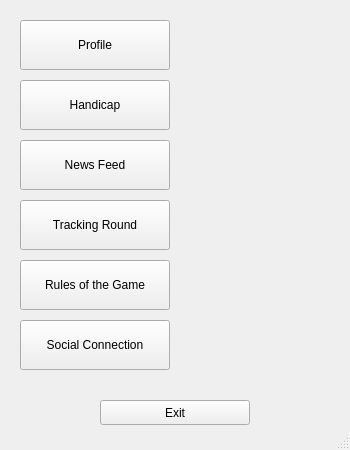
Before: the Qt Designer form GolfApp/mainwindow.ui in drober23/CS340-GolfApp, drawn with Qt 5.
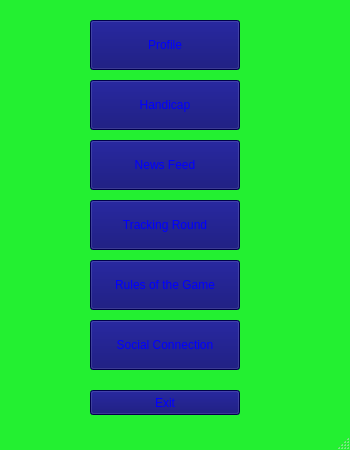
After: the same form once the commit is applied.

Diff of the .ui file:
```diff
--- a/GolfApp/mainwindow.ui
+++ b/GolfApp/mainwindow.ui
@@ -10,6 +10,151 @@
     <height>450</height>
    </rect>
   </property>
+  <property name="palette">
+   <palette>
+    <active>
+     <colorrole role="WindowText">
+      <brush brushstyle="SolidPattern">
+       <color alpha="255">
+        <red>0</red>
+        <green>0</green>
+        <blue>255</blue>
+       </color>
+      </brush>
+     </colorrole>
+     <colorrole role="Button">
+      <brush brushstyle="SolidPattern">
+       <color alpha="255">
+        <red>255</red>
+        <green>0</green>
+        <blue>0</blue>
+       </color>
+      </brush>
+     </colorrole>
+     <colorrole role="Text">
+      <brush brushstyle="SolidPattern">
+       <color alpha="255">
+        <red>0</red>
+        <green>0</green>
+        <blue>255</blue>
+       </color>
+      </brush>
+     </colorrole>
+     <colorrole role="Base">
+      <brush brushstyle="SolidPattern">
+       <color alpha="255">
+        <red>255</red>
+        <green>255</green>
+        <blue>255</blue>
+       </color>
+      </brush>
+     </colorrole>
+     <colorrole role="Window">
+      <brush brushstyle="SolidPattern">
+       <color alpha="255">
+        <red>35</red>
+        <green>240</green>
+        <blue>49</blue>
+       </color>
+      </brush>
+     </colorrole>
+    </active>
+    <inactive>
+     <colorrole role="WindowText">
+      <brush brushstyle="SolidPattern">
+       <color alpha="255">
+        <red>0</red>
+        <green>0</green>
+        <blue>255</blue>
+       </color>
+      </brush>
+     </colorrole>
+     <colorrole role="Button">
+      <brush brushstyle="SolidPattern">
+       <color alpha="255">
+        <red>255</red>
+        <green>0</green>
+        <blue>0</blue>
+       </color>
+      </brush>
+     </colorrole>
+     <colorrole role="Text">
+      <brush brushstyle="SolidPattern">
+       <color alpha="255">
+        <red>0</red>
+        <green>0</green>
+        <blue>255</blue>
+       </color>
+      </brush>
+     </colorrole>
+     <colorrole role="Base">
+      <brush brushstyle="SolidPattern">
+       <color alpha="255">
+        <red>255</red>
+        <green>255</green>
+        <blue>255</blue>
+       </color>
+      </brush>
+     </colorrole>
+     <colorrole role="Window">
+      <brush brushstyle="SolidPattern">
+       <color alpha="255">
+        <red>35</red>
+        <green>240</green>
+        <blue>49</blue>
+       </color>
+      </brush>
+     </colorrole>
+    </inactive>
+    <disabled>
+     <colorrole role="WindowText">
+      <brush brushstyle="SolidPattern">
+       <color alpha="255">
+        <red>120</red>
+        <green>120</green>
+        <blue>120</blue>
+       </color>
+      </brush>
+     </colorrole>
+     <colorrole role="Button">
+      <brush brushstyle="SolidPattern">
+       <color alpha="255">
+        <red>255</red>
+        <green>0</green>
+        <blue>0</blue>
+       </color>
+      </brush>
+     </colorrole>
+     <colorrole role="Text">
+      <brush brushstyle="SolidPattern">
+       <color alpha="255">
+        <red>120</red>
+        <green>120</green>
+        <blue>120</blue>
+       </color>
+      </brush>
+     </colorrole>
+     <colorrole role="Base">
+      <brush brushstyle="SolidPattern">
+       <color alpha="255">
+        <red>35</red>
+        <green>240</green>
+        <blue>49</blue>
+       </color>
+      </brush>
+     </colorrole>
+     <colorrole role="Window">
+      <brush brushstyle="SolidPattern">
+       <color alpha="255">
+        <red>35</red>
+        <green>240</green>
+        <blue>49</blue>
+       </color>
+      </brush>
+     </colorrole>
+    </disabled>
+   </palette>
+  </property>
   <property name="windowTitle">
    <string>GolfApp</string>
   </property>
@@ -17,12 +162,26 @@
    <widget class="QPushButton" name="exitButton">
     <property name="geometry">
      <rect>
-      <x>100</x>
-      <y>400</y>
+      <x>90</x>
+      <y>390</y>
       <width>150</width>
       <height>25</height>
      </rect>
     </property>
+    <property name="styleSheet">
+     <string notr="true">color: rgb(0, 0, 255);
+selection-background-color: rgb(255, 255, 255);
+selection-color: rgb(0, 170, 255);
+gridline-color: rgb(255, 255, 255);
+border-left-color: rgb(255, 0, 0);
+border-bottom-color: rgb(255, 0, 0);
+border-right-color: rgb(255, 0, 0);
+border-top-color: rgb(255, 0, 0);
+border-color: rgb(255, 0, 0);
+alternate-background-color: rgb(0, 0, 94);
+background-color: rgb(0, 0, 106);
+font: 12pt &quot;Comic Sans MS&quot;;</string>
+    </property>
     <property name="text">
      <string>Exit</string>
     </property>
@@ -30,17 +189,420 @@
    <widget class="QPushButton" name="Profile_Button">
     <property name="geometry">
      <rect>
-      <x>20</x>
+      <x>90</x>
       <y>20</y>
       <width>150</width>
       <height>50</height>
      </rect>
     </property>
+    <property name="palette">
+     <palette>
+      <active>
+       <colorrole role="WindowText">
+        <brush brushstyle="SolidPattern">
+         <color alpha="255">
+          <red>0</red>
+          <green>0</green>
+          <blue>255</blue>
+         </color>
+        </brush>
+       </colorrole>
+       <colorrole role="Button">
+        <brush brushstyle="SolidPattern">
+         <color alpha="255">
+          <red>0</red>
+          <green>0</green>
+          <blue>106</blue>
+         </color>
+        </brush>
+       </colorrole>
+       <colorrole role="Light">
+        <brush brushstyle="SolidPattern">
+         <color alpha="255">
+          <red>85</red>
+          <green>0</green>
+          <blue>127</blue>
+         </color>
+        </brush>
+       </colorrole>
+       <colorrole role="Midlight">
+        <brush brushstyle="SolidPattern">
+         <color alpha="255">
+          <red>85</red>
+          <green>85</green>
+          <blue>255</blue>
+         </color>
+        </brush>
+       </colorrole>
+       <colorrole role="Dark">
+        <brush brushstyle="SolidPattern">
+         <color alpha="255">
+          <red>255</red>
+          <green>0</green>
+          <blue>127</blue>
+         </color>
+        </brush>
+       </colorrole>
+       <colorrole role="Mid">
+        <brush brushstyle="SolidPattern">
+         <color alpha="255">
+          <red>0</red>
+          <green>255</green>
+          <blue>255</blue>
+         </color>
+        </brush>
+       </colorrole>
+       <colorrole role="Text">
+        <brush brushstyle="SolidPattern">
+         <color alpha="255">
+          <red>0</red>
+          <green>0</green>
+          <blue>255</blue>
+         </color>
+        </brush>
+       </colorrole>
+       <colorrole role="ButtonText">
+        <brush brushstyle="SolidPattern">
+         <color alpha="255">
+          <red>0</red>
+          <green>0</green>
+          <blue>255</blue>
+         </color>
+        </brush>
+       </colorrole>
+       <colorrole role="Base">
+        <brush brushstyle="SolidPattern">
+         <color alpha="255">
+          <red>0</red>
+          <green>0</green>
+          <blue>106</blue>
+         </color>
+        </brush>
+       </colorrole>
+       <colorrole role="Window">
+        <brush brushstyle="SolidPattern">
+         <color alpha="255">
+          <red>0</red>
+          <green>0</green>
+          <blue>106</blue>
+         </color>
+        </brush>
+       </colorrole>
+       <colorrole role="Shadow">
+        <brush brushstyle="SolidPattern">
+         <color alpha="255">
+          <red>69</red>
+          <green>148</green>
+          <blue>143</blue>
+         </color>
+        </brush>
+       </colorrole>
+       <colorrole role="Highlight">
+        <brush brushstyle="SolidPattern">
+         <color alpha="255">
+          <red>255</red>
+          <green>255</green>
+          <blue>255</blue>
+         </color>
+        </brush>
+       </colorrole>
+       <colorrole role="HighlightedText">
+        <brush brushstyle="SolidPattern">
+         <color alpha="255">
+          <red>0</red>
+          <green>170</green>
+          <blue>255</blue>
+         </color>
+        </brush>
+       </colorrole>
+       <colorrole role="AlternateBase">
+        <brush brushstyle="SolidPattern">
+         <color alpha="255">
+          <red>0</red>
+          <green>0</green>
+          <blue>94</blue>
+         </color>
+        </brush>
+       </colorrole>
+      </active>
+      <inactive>
+       <colorrole role="WindowText">
+        <brush brushstyle="SolidPattern">
+         <color alpha="255">
+          <red>0</red>
+          <green>0</green>
+          <blue>255</blue>
+         </color>
+        </brush>
+       </colorrole>
+       <colorrole role="Button">
+        <brush brushstyle="SolidPattern">
+         <color alpha="255">
+          <red>0</red>
+          <green>0</green>
+          <blue>106</blue>
+         </color>
+        </brush>
+       </colorrole>
+       <colorrole role="Light">
+        <brush brushstyle="SolidPattern">
+         <color alpha="255">
+          <red>85</red>
+          <green>0</green>
+          <blue>127</blue>
+         </color>
+        </brush>
+       </colorrole>
+       <colorrole role="Midlight">
+        <brush brushstyle="SolidPattern">
+         <color alpha="255">
+          <red>85</red>
+          <green>85</green>
+          <blue>255</blue>
+         </color>
+        </brush>
+       </colorrole>
+       <colorrole role="Dark">
+        <brush brushstyle="SolidPattern">
+         <color alpha="255">
+          <red>255</red>
+          <green>0</green>
+          <blue>127</blue>
+         </color>
+        </brush>
+       </colorrole>
+       <colorrole role="Mid">
+        <brush brushstyle="SolidPattern">
+         <color alpha="255">
+          <red>0</red>
+          <green>255</green>
+          <blue>255</blue>
+         </color>
+        </brush>
+       </colorrole>
+       <colorrole role="Text">
+        <brush brushstyle="SolidPattern">
+         <color alpha="255">
+          <red>0</red>
+          <green>0</green>
+          <blue>255</blue>
+         </color>
+        </brush>
+       </colorrole>
+       <colorrole role="ButtonText">
+        <brush brushstyle="SolidPattern">
+         <color alpha="255">
+          <red>0</red>
+          <green>0</green>
+          <blue>255</blue>
+         </color>
+        </brush>
+       </colorrole>
+       <colorrole role="Base">
+        <brush brushstyle="SolidPattern">
+         <color alpha="255">
+          <red>0</red>
+          <green>0</green>
+          <blue>106</blue>
+         </color>
+        </brush>
+       </colorrole>
+       <colorrole role="Window">
+        <brush brushstyle="SolidPattern">
+         <color alpha="255">
+          <red>0</red>
+          <green>0</green>
+          <blue>106</blue>
+         </color>
+        </brush>
+       </colorrole>
+       <colorrole role="Shadow">
+        <brush brushstyle="SolidPattern">
+         <color alpha="255">
+          <red>69</red>
+          <green>148</green>
+          <blue>143</blue>
+         </color>
+        </brush>
+       </colorrole>
+       <colorrole role="Highlight">
+        <brush brushstyle="SolidPattern">
+         <color alpha="255">
+          <red>255</red>
+          <green>255</green>
+          <blue>255</blue>
+         </color>
+        </brush>
+       </colorrole>
+       <colorrole role="HighlightedText">
+        <brush brushstyle="SolidPattern">
+         <color alpha="255">
+          <red>0</red>
+          <green>170</green>
+          <blue>255</blue>
+         </color>
+        </brush>
+       </colorrole>
+       <colorrole role="AlternateBase">
+        <brush brushstyle="SolidPattern">
+         <color alpha="255">
+          <red>0</red>
+          <green>0</green>
+          <blue>94</blue>
+         </color>
+        </brush>
+       </colorrole>
+      </inactive>
+      <disabled>
+       <colorrole role="WindowText">
+        <brush brushstyle="SolidPattern">
+         <color alpha="255">
+          <red>0</red>
+          <green>0</green>
+          <blue>255</blue>
+         </color>
+        </brush>
+       </colorrole>
+       <colorrole role="Button">
+        <brush brushstyle="SolidPattern">
+         <color alpha="255">
+          <red>0</red>
+          <green>0</green>
+          <blue>106</blue>
+         </color>
+        </brush>
+       </colorrole>
+       <colorrole role="Light">
+        <brush brushstyle="SolidPattern">
+         <color alpha="255">
+          <red>85</red>
+          <green>0</green>
+          <blue>127</blue>
+         </color>
+        </brush>
+       </colorrole>
+       <colorrole role="Midlight">
+        <brush brushstyle="SolidPattern">
+         <color alpha="255">
+          <red>85</red>
+          <green>85</green>
+          <blue>255</blue>
+         </color>
+        </brush>
+       </colorrole>
+       <colorrole role="Dark">
+        <brush brushstyle="SolidPattern">
+         <color alpha="255">
+          <red>255</red>
+          <green>0</green>
+          <blue>127</blue>
+         </color>
+        </brush>
+       </colorrole>
+       <colorrole role="Mid">
+        <brush brushstyle="SolidPattern">
+         <color alpha="255">
+          <red>0</red>
+          <green>255</green>
+          <blue>255</blue>
+         </color>
+        </brush>
+       </colorrole>
+       <colorrole role="Text">
+        <brush brushstyle="SolidPattern">
+         <color alpha="255">
+          <red>0</red>
+          <green>0</green>
+          <blue>255</blue>
+         </color>
+        </brush>
+       </colorrole>
+       <colorrole role="ButtonText">
+        <brush brushstyle="SolidPattern">
+         <color alpha="255">
+          <red>0</red>
+          <green>0</green>
+          <blue>255</blue>
+         </color>
+        </brush>
+       </colorrole>
+       <colorrole role="Base">
+        <brush brushstyle="SolidPattern">
+         <color alpha="255">
+          <red>0</red>
+          <green>0</green>
+          <blue>106</blue>
+         </color>
+        </brush>
+       </colorrole>
+       <colorrole role="Window">
+        <brush brushstyle="SolidPattern">
+         <color alpha="255">
+          <red>0</red>
+          <green>0</green>
+          <blue>106</blue>
+         </color>
+        </brush>
+       </colorrole>
+       <colorrole role="Shadow">
+        <brush brushstyle="SolidPattern">
+         <color alpha="255">
+          <red>69</red>
+          <green>148</green>
+          <blue>143</blue>
+         </color>
+        </brush>
+       </colorrole>
+       <colorrole role="Highlight">
+        <brush brushstyle="SolidPattern">
+         <color alpha="255">
+          <red>255</red>
+          <green>255</green>
+          <blue>255</blue>
+         </color>
+        </brush>
+       </colorrole>
+       <colorrole role="HighlightedText">
+        <brush brushstyle="SolidPattern">
+         <color alpha="255">
+          <red>0</red>
+          <green>170</green>
+          <blue>255</blue>
+         </color>
+        </brush>
+       </colorrole>
+       <colorrole role="AlternateBase">
+        <brush brushstyle="SolidPattern">
+         <color alpha="255">
+          <red>0</red>
+          <green>0</green>
+          <blue>94</blue>
+         </color>
+        </brush>
+       </colorrole>
+      </disabled>
+     </palette>
+    </property>
+    <property name="whatsThis">
+     <string>&lt;html&gt;&lt;head/&gt;&lt;body&gt;&lt;p&gt;View &amp;amp; Edit Your Profile&lt;/p&gt;&lt;/body&gt;&lt;/html&gt;</string>
+    </property>
     <property name="autoFillBackground">
      <bool>false</bool>
     </property>
     <property name="styleSheet">
-     <string notr="true"/>
+     <string notr="true">color: rgb(0, 0, 255);
+selection-background-color: rgb(255, 255, 255);
+selection-color: rgb(0, 170, 255);
+gridline-color: rgb(255, 255, 255);
+border-left-color: rgb(255, 0, 0);
+border-bottom-color: rgb(255, 0, 0);
+border-right-color: rgb(255, 0, 0);
+border-top-color: rgb(255, 0, 0);
+border-color: rgb(255, 0, 0);
+alternate-background-color: rgb(0, 0, 94);
+background-color: rgb(0, 0, 106);
+font: 12pt &quot;Comic Sans MS&quot;;
+</string>
     </property>
     <property name="text">
      <string>Profile</string>
@@ -49,12 +611,27 @@
    <widget class="QPushButton" name="Handicap_Button">
     <property name="geometry">
      <rect>
-      <x>20</x>
+      <x>90</x>
       <y>80</y>
       <width>150</width>
       <height>50</height>
      </rect>
     </property>
+    <property name="styleSheet">
+     <string notr="true">color: rgb(0, 0, 255);
+selection-background-color: rgb(255, 255, 255);
+selection-color: rgb(0, 170, 255);
+gridline-color: rgb(255, 255, 255);
+border-left-color: rgb(255, 0, 0);
+border-bottom-color: rgb(255, 0, 0);
+border-right-color: rgb(255, 0, 0);
+border-top-color: rgb(255, 0, 0);
+border-color: rgb(255, 0, 0);
+alternate-background-color: rgb(0, 0, 94);
+background-color: rgb(0, 0, 106);
+font: 12pt &quot;Comic Sans MS&quot;;
+</string>
+    </property>
     <property name="text">
      <string>Handicap</string>
     </property>
@@ -62,12 +639,30 @@
    <widget class="QPushButton" name="NewsFeed_Button">
     <property name="geometry">
      <rect>
-      <x>20</x>
+      <x>90</x>
       <y>140</y>
       <width>150</width>
       <height>50</height>
      </rect>
     </property>
+    <property name="whatsThis">
+     <string>&lt;html&gt;&lt;head/&gt;&lt;body&gt;&lt;p&gt;See The Latest Golf News!&lt;/p&gt;&lt;/body&gt;&lt;/html&gt;</string>
+    </property>
+    <property name="styleSheet">
+     <string notr="true">color: rgb(0, 0, 255);
+selection-background-color: rgb(255, 255, 255);
+selection-color: rgb(0, 170, 255);
+gridline-color: rgb(255, 255, 255);
+border-left-color: rgb(255, 0, 0);
+border-bottom-color: rgb(255, 0, 0);
+border-right-color: rgb(255, 0, 0);
+border-top-color: rgb(255, 0, 0);
+border-color: rgb(255, 0, 0);
+alternate-background-color: rgb(0, 0, 94);
+background-color: rgb(0, 0, 106);
+font: 12pt &quot;Comic Sans MS&quot;;
+</string>
+    </property>
     <property name="text">
      <string>News Feed</string>
     </property>
@@ -75,12 +670,29 @@
    <widget class="QPushButton" name="Track_Button">
     <property name="geometry">
      <rect>
-      <x>20</x>
+      <x>90</x>
       <y>200</y>
       <width>150</width>
       <height>50</height>
      </rect>
     </property>
+    <property name="whatsThis">
+     <string>&lt;html&gt;&lt;head/&gt;&lt;body&gt;&lt;p&gt;Virtual Score Card&lt;/p&gt;&lt;/body&gt;&lt;/html&gt;</string>
+    </property>
+    <property name="styleSheet">
+     <string notr="true">color: rgb(0, 0, 255);
+selection-background-color: rgb(255, 255, 255);
+selection-color: rgb(0, 170, 255);
+gridline-color: rgb(255, 255, 255);
+border-left-color: rgb(255, 0, 0);
+border-bottom-color: rgb(255, 0, 0);
+border-right-color: rgb(255, 0, 0);
+border-top-color: rgb(255, 0, 0);
+border-color: rgb(255, 0, 0);
+alternate-background-color: rgb(0, 0, 94);
+background-color: rgb(0, 0, 106);
+font: 12pt &quot;Comic Sans MS&quot;;</string>
+    </property>
     <property name="text">
      <string>Tracking Round</string>
     </property>
@@ -88,12 +700,29 @@
    <widget class="QPushButton" name="Rules_Button">
     <property name="geometry">
      <rect>
-      <x>20</x>
+      <x>90</x>
       <y>260</y>
       <width>150</width>
       <height>50</height>
      </rect>
     </property>
+    <property name="whatsThis">
+     <string>&lt;html&gt;&lt;head/&gt;&lt;body&gt;&lt;p&gt;Official Rules&lt;/p&gt;&lt;/body&gt;&lt;/html&gt;</string>
+    </property>
+    <property name="styleSheet">
+     <string notr="true">color: rgb(0, 0, 255);
+selection-background-color: rgb(255, 255, 255);
+selection-color: rgb(0, 170, 255);
+gridline-color: rgb(255, 255, 255);
+border-left-color: rgb(255, 0, 0);
+border-bottom-color: rgb(255, 0, 0);
+border-right-color: rgb(255, 0, 0);
+border-top-color: rgb(255, 0, 0);
+border-color: rgb(255, 0, 0);
+alternate-background-color: rgb(0, 0, 94);
+background-color: rgb(0, 0, 106);
+font: 12pt &quot;Comic Sans MS&quot;;</string>
+    </property>
     <property name="text">
      <string>Rules of the Game</string>
     </property>
@@ -101,12 +730,29 @@
    <widget class="QPushButton" name="Social_Button">
     <property name="geometry">
      <rect>
-      <x>20</x>
+      <x>90</x>
       <y>320</y>
       <width>150</width>
       <height>50</height>
      </rect>
     </property>
+    <property name="whatsThis">
+     <string>&lt;html&gt;&lt;head/&gt;&lt;body&gt;&lt;p&gt;Search For Other Players&lt;/p&gt;&lt;p&gt;&lt;br/&gt;&lt;/p&gt;&lt;/body&gt;&lt;/html&gt;</string>
+    </property>
+    <property name="styleSheet">
+     <string notr="true">color: rgb(0, 0, 255);
+selection-background-color: rgb(255, 255, 255);
+selection-color: rgb(0, 170, 255);
+gridline-color: rgb(255, 255, 255);
+border-left-color: rgb(255, 0, 0);
+border-bottom-color: rgb(255, 0, 0);
+border-right-color: rgb(255, 0, 0);
+border-top-color: rgb(255, 0, 0);
+border-color: rgb(255, 0, 0);
+alternate-background-color: rgb(0, 0, 94);
+background-color: rgb(0, 0, 106);
+font: 12pt &quot;Comic Sans MS&quot;;</string>
+    </property>
     <property name="text">
      <string>Social Connection</string>
     </property>
```
